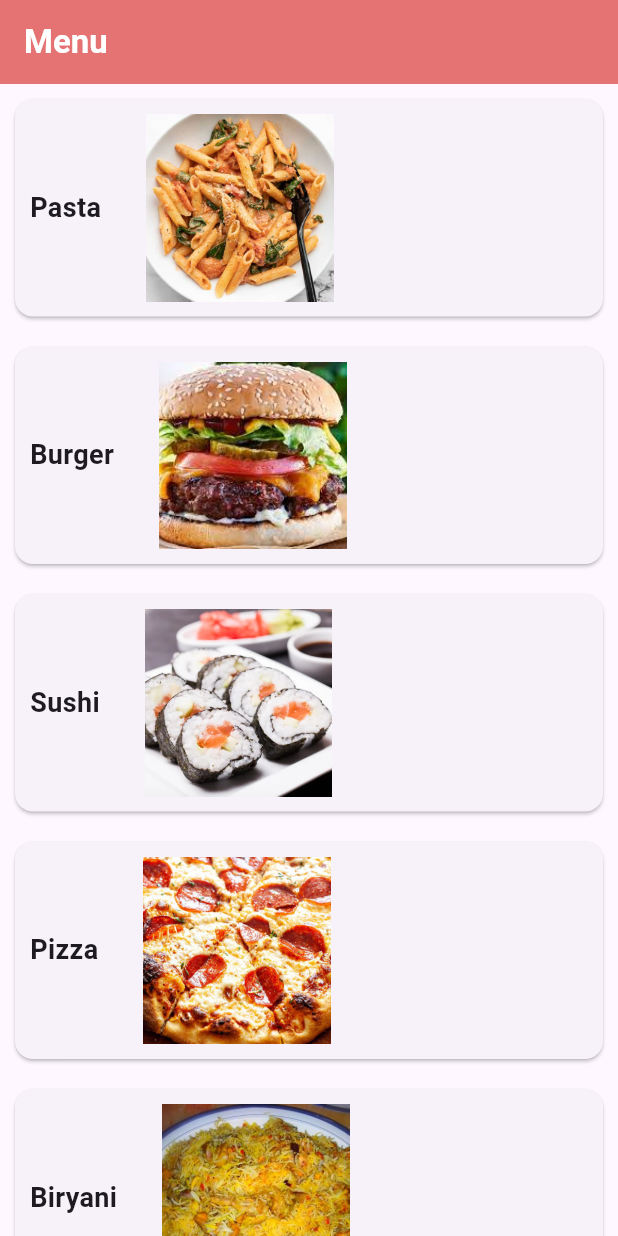
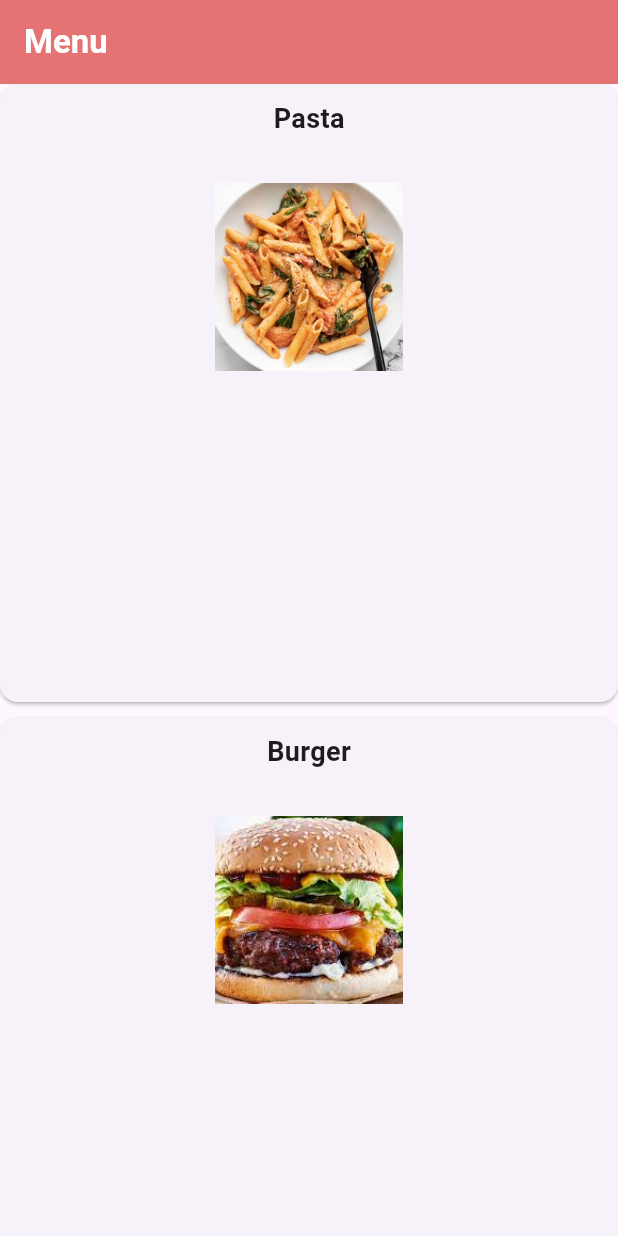
Before and after one commit to HamadAlmatouq/flutter_collections_menu, a Flutter app: the screen it shows after launch, on a phone screen of 412 x 824 dp. Run offline on Flutter 3.47's test engine with Material 3 defaults, Android fonts, the phone set to English and light mode, and no system bars.

Commit message:
Updated Menu -Switchs ListView to Gridview -Adds comments -Adds spacing

```diff
--- a/lib/main.dart
+++ b/lib/main.dart
@@ -1,5 +1,5 @@
 import 'package:flutter/material.dart';
-import 'models/food.dart'; //importing food.dart
+import 'models/food.dart'; // Importing food.dart
 
 void main() {
   runApp(const MenuApp());
@@ -10,7 +10,7 @@ class MenuApp extends StatelessWidget {
 
   @override
   Widget build(BuildContext context) {
-    //List of Food
+    // List of Food
     List<Food> food = [
       Food(name: 'Pasta', imgPath: 'assets/Images/pasta.jpg'),
       Food(name: 'Burger', imgPath: 'assets/Images/burger.jpg'),
@@ -22,6 +22,7 @@ class MenuApp extends StatelessWidget {
     return MaterialApp(
       home: Scaffold(
         appBar: AppBar(
+          //Title and background color
           backgroundColor: Colors.red.shade300,
           title: const Text(
             "Menu",
@@ -31,13 +32,21 @@ class MenuApp extends StatelessWidget {
             ),
           ),
         ),
-        body: ListView.builder(
+
+        //Switched ListView to Gridview
+        body: GridView.builder(
+          gridDelegate: const SliverGridDelegateWithFixedCrossAxisCount(
+            crossAxisCount: 1,
+            crossAxisSpacing: 10, //Spacing
+            mainAxisSpacing: 10, //Spacing
+          ),
           itemCount: food.length,
           itemBuilder: (context, index) {
             return Card(
-              margin: const EdgeInsets.all(10),
-              child: Row(
+              margin: const EdgeInsets.all(0),
+              child: Column(
                 children: [
+                  //Cycle throw food names and images
                   Container(
                     padding: const EdgeInsets.all(10),
                     child: Text(
@@ -48,7 +57,7 @@ class MenuApp extends StatelessWidget {
                       ),
                     ),
                   ),
-                  const SizedBox(width: 10),
+                  const SizedBox(height: 10),
                   Container(
                     padding: const EdgeInsets.all(10),
                     child: Image.asset(
```
